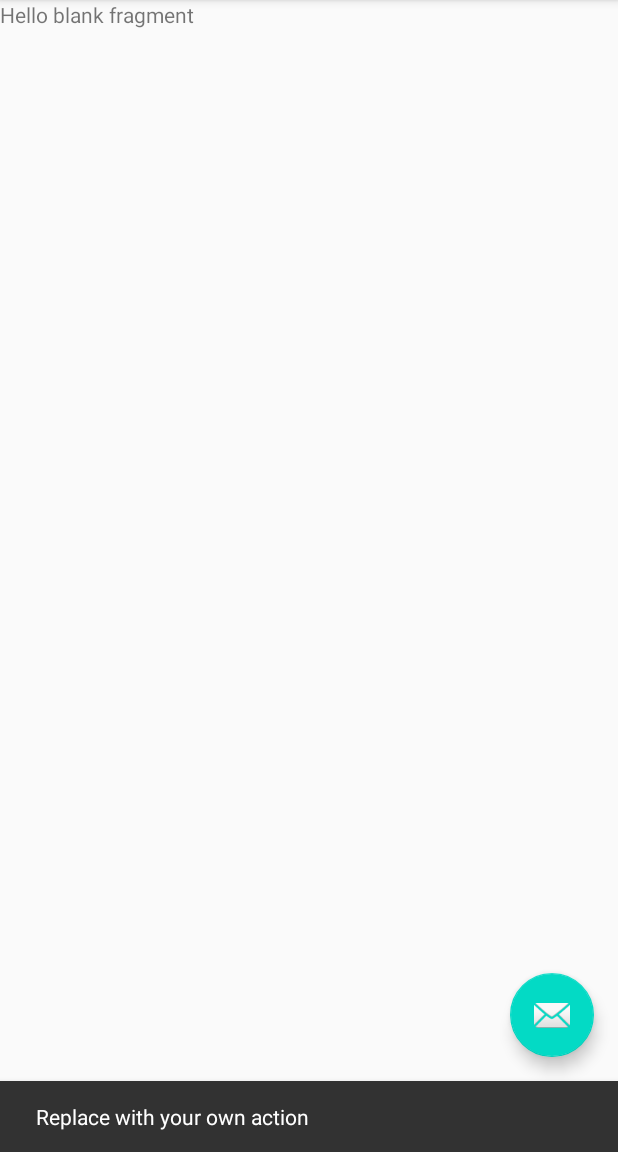
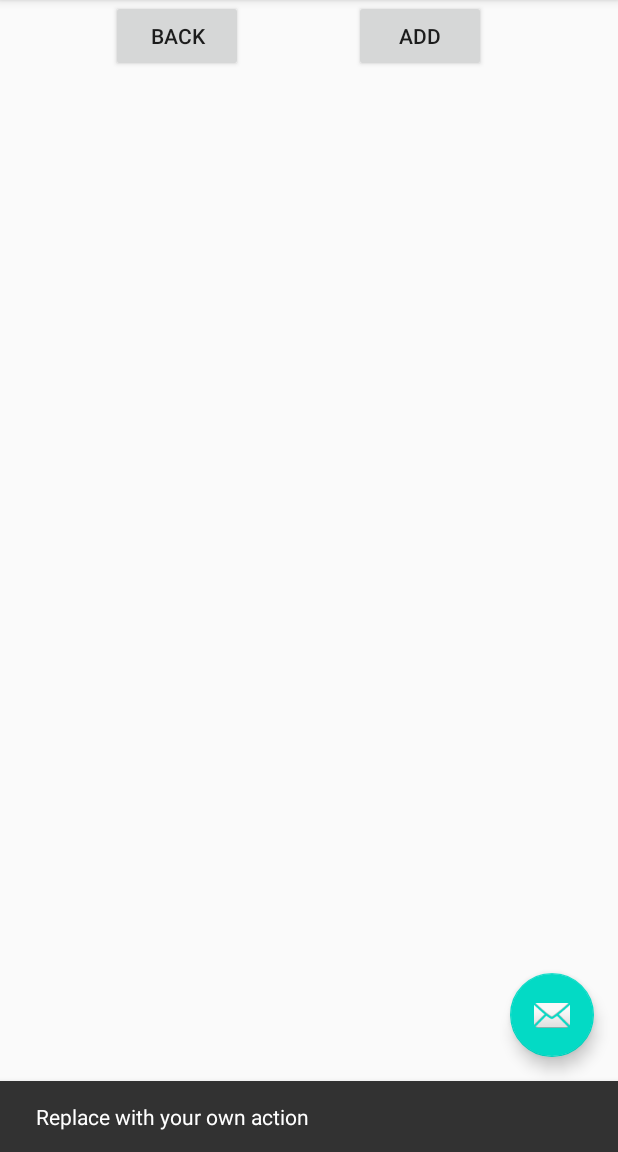
Before and after one commit to AndreasMeier12/Poschtizettel, an Android app: the SingleListFragment screen opened through its navigation route, after a tap on an icon or button, on a phone screen of 412 x 824 dp, the part 84-1236 px from its top. Run offline under Robolectric (Android 15) with nearby library versions, the phone set to English and light mode, and no system bars; our stand-ins replace Room's generated code; 1 statement that could not run was skipped.

Commit message:
Draft navigation from single list to add item

```diff
--- a/build.gradle
+++ b/build.gradle
@@ -51,9 +51,11 @@ dependencies {
     implementation 'androidx.navigation:navigation-fragment-ktx:2.2.1'
     implementation 'androidx.navigation:navigation-ui-ktx:2.2.1'
     implementation 'androidx.legacy:legacy-support-v4:1.0.0'
+    implementation 'androidx.navigation:navigation-dynamic-features-fragment:2.3.0-alpha04'
     testImplementation 'junit:junit:4.12'
     androidTestImplementation 'androidx.test.ext:junit:1.1.1'
     androidTestImplementation 'androidx.test.espresso:espresso-core:3.2.0'
     implementation 'androidx.room:room-runtime:2.2.5'
     kapt 'androidx.room:room-compiler:2.2.5'
+
 }
--- a/src/main/java/com/example/poschtizettel/FirstFragment.kt
+++ b/src/main/java/com/example/poschtizettel/FirstFragment.kt
@@ -55,8 +55,7 @@ class FirstFragment : Fragment() {
 
     fun navigateToSingleList(key: Int){
         val action = FirstFragmentDirections.actionFirstFragmentToSingleListFragment(key)
-
-        findNavController().navigate(R.id.action_FirstFragment_to_singleListFragment)
+        findNavController().navigate(action)
     }
 
 
--- a/src/main/java/com/example/poschtizettel/SingleListFragment.kt
+++ b/src/main/java/com/example/poschtizettel/SingleListFragment.kt
@@ -5,12 +5,15 @@ import androidx.fragment.app.Fragment
 import android.view.LayoutInflater
 import android.view.View
 import android.view.ViewGroup
+import android.widget.Button
+import androidx.navigation.Navigation
+import androidx.navigation.fragment.findNavController
+import androidx.navigation.fragment.navArgs
 
 // TODO: Rename parameter arguments, choose names that match
 // the fragment initialization parameters, e.g. ARG_ITEM_NUMBER
 private const val ARG_PARAM1 = "param1"
 private const val ARG_PARAM2 = "param2"
-val args: ConfirmationFragmentArgs by navArgs()
 
 
 /**
@@ -23,6 +26,8 @@ class SingleListFragment : Fragment() {
     private var param1: String? = null
     private var param2: String? = null
     private lateinit var viewModel: ListsViewModel
+    private var listKey = 0
+    val args: SingleListFragmentArgs by navArgs()
 
     override fun onCreate(savedInstanceState: Bundle?) {
         super.onCreate(savedInstanceState)
@@ -30,14 +35,32 @@ class SingleListFragment : Fragment() {
             param1 = it.getString(ARG_PARAM1)
             param2 = it.getString(ARG_PARAM2)
         }
+
+
     }
 
     override fun onCreateView(
         inflater: LayoutInflater, container: ViewGroup?,
         savedInstanceState: Bundle?
     ): View? {
+        listKey = args.listkey
         // Inflate the layout for this fragment
         return inflater.inflate(R.layout.fragment_single_list, container, false)
+    }
+
+    override fun onViewCreated(view: View, savedInstanceState: Bundle?) {
+        super.onViewCreated(view, savedInstanceState)
+        view.findViewById<Button>(R.id.button_back_single_list).setOnClickListener {
+            findNavController().navigate(R.id.action_singleListFragment_to_FirstFragment)
+
+        }
+        view.findViewById<Button>(R.id.button_add_item).setOnClickListener {
+            val action = SingleListFragmentDirections.actionSingleListFragmentToAddItemFragment(listkey = listKey)
+            findNavController().navigate(action)
+        }
+
+
+
     }
 
     companion object {
@@ -59,4 +82,5 @@ class SingleListFragment : Fragment() {
                 }
             }
     }
+
 }
--- a/src/main/res/layout/fragment_single_list.xml
+++ b/src/main/res/layout/fragment_single_list.xml
@@ -1,15 +1,42 @@
 <?xml version="1.0" encoding="utf-8"?>
 <FrameLayout xmlns:android="http://schemas.android.com/apk/res/android"
+    xmlns:app="http://schemas.android.com/apk/res-auto"
     xmlns:tools="http://schemas.android.com/tools"
     android:layout_width="match_parent"
     android:layout_height="match_parent"
     tools:context=".SingleListFragment">
 
+    <androidx.constraintlayout.widget.ConstraintLayout
+        android:layout_width="match_parent"
+        android:layout_height="match_parent">
 
-    <!-- TODO: Update blank fragment layout -->
-    <TextView
-        android:layout_width="match_parent"
-        android:layout_height="match_parent"
-        android:text="@string/hello_blank_fragment" />
+        <Button
+            android:id="@+id/button_back_single_list"
+            android:layout_width="wrap_content"
+            android:layout_height="wrap_content"
+            android:text="Back"
+            app:layout_constraintEnd_toStartOf="@+id/button_add_item"
+            app:layout_constraintStart_toStartOf="parent"
+            app:layout_constraintTop_toTopOf="parent" />
+
+        <Button
+            android:id="@+id/button_add_item"
+            android:layout_width="wrap_content"
+            android:layout_height="wrap_content"
+            android:layout_marginEnd="88dp"
+            android:layout_marginRight="88dp"
+            android:text="Add"
+            app:layout_constraintEnd_toEndOf="parent"
+            app:layout_constraintTop_toTopOf="parent" />
+
+        <androidx.recyclerview.widget.RecyclerView
+            android:id="@+id/recyclerView2"
+            android:layout_width="match_parent"
+            android:layout_height="wrap_content"
+            android:layout_marginTop="96dp"
+            app:layout_constraintBottom_toBottomOf="parent"
+            app:layout_constraintTop_toBottomOf="@+id/button_add_item"
+            tools:layout_editor_absoluteX="-16dp" />
+    </androidx.constraintlayout.widget.ConstraintLayout>
 
 </FrameLayout>
--- a/src/main/res/navigation/nav_graph.xml
+++ b/src/main/res/navigation/nav_graph.xml
@@ -40,6 +40,9 @@
             android:name="listkey"
             app:argType="integer"
             android:defaultValue="0" />
+        <action
+            android:id="@+id/action_singleListFragment_to_addItemFragment"
+            app:destination="@id/addItemFragment" />
     </fragment>
     <fragment
         android:id="@+id/addItemFragment"
@@ -49,6 +52,8 @@
         <action
             android:id="@+id/action_addItemFragment_to_singleListFragment"
             app:destination="@id/singleListFragment" />
-        <argument android:name="listkey" />
+        <argument android:name="listkey"
+            app:argType="integer"
+            android:defaultValue="0" />
     </fragment>
 </navigation>
```
